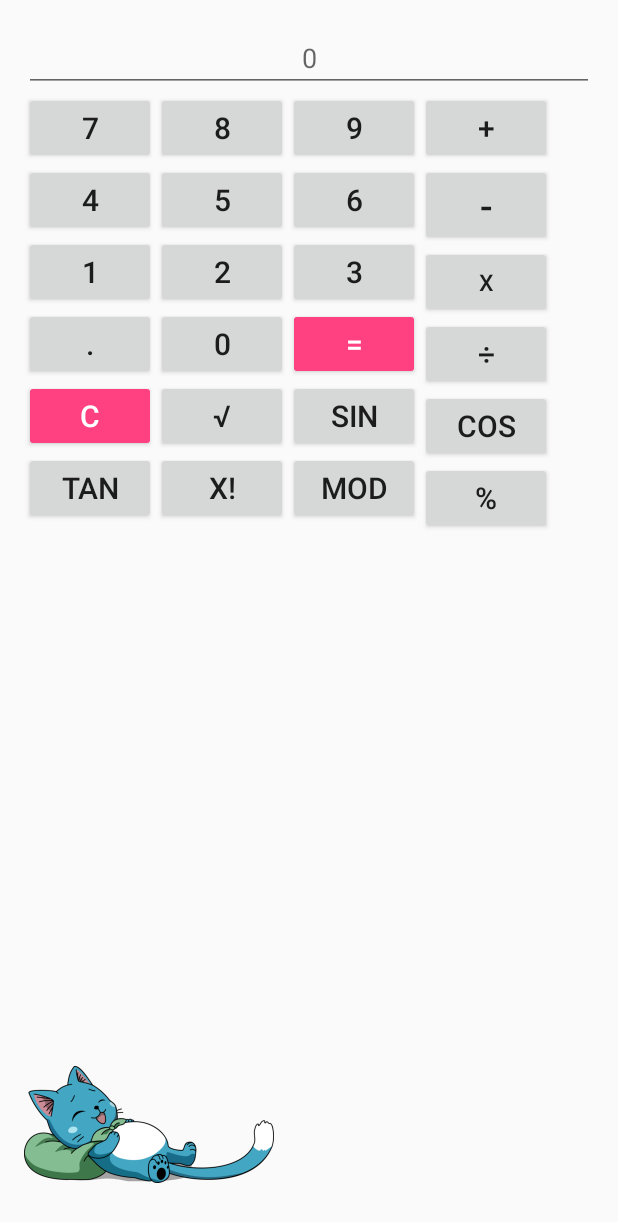
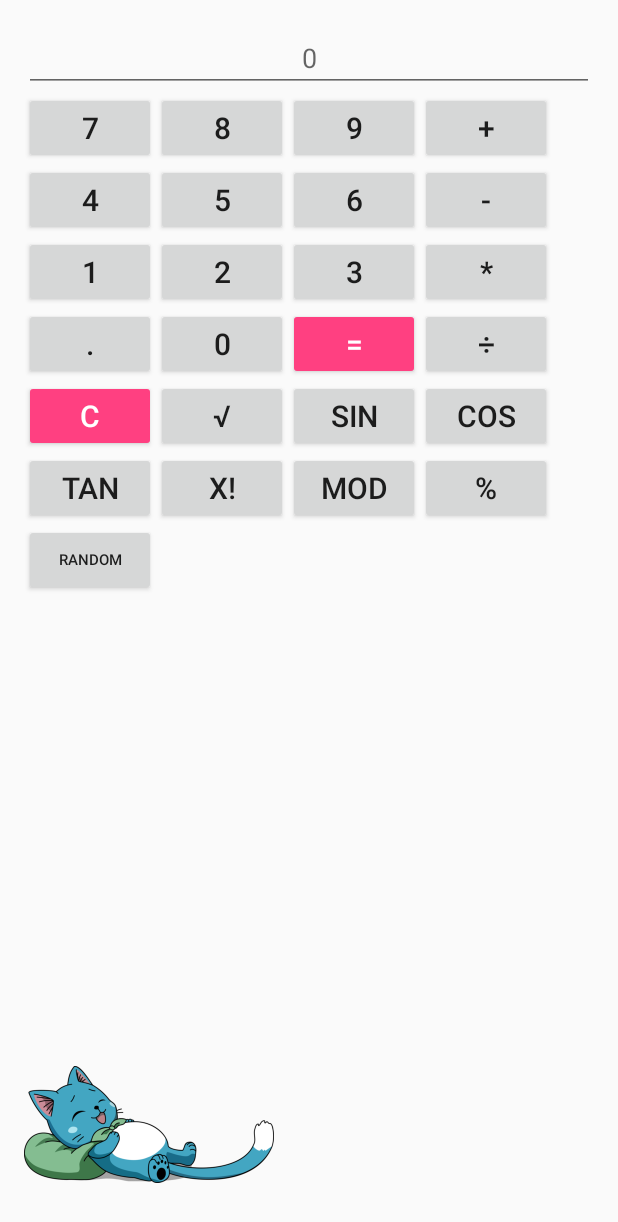
Before and after one commit to k46f/CalculAye, an Android app: the screen it shows after launch (MainActivity), on a phone screen of 412 x 824 dp. Shown: the top 1222 px of the screen. Run offline under Robolectric (Android 15) with nearby library versions, the phone set to English and light mode, and no system bars.

```diff
--- a/app/src/main/java/com/example/k46f/calculaye/MainActivity.java
+++ b/app/src/main/java/com/example/k46f/calculaye/MainActivity.java
@@ -18,7 +18,7 @@ public class MainActivity extends AppCompatActivity {
     private Button buttonSeven, buttonFour, buttonOne, buttonDot, buttonEight, buttonFive,
             buttonTwo, buttonZero, buttonNine, buttonSix, buttonThree, buttonEqual,
             buttonAdd, buttonSubtract, buttonMultiply, buttonDivision, buttonClear, buttonRoot,
-            buttonSin, buttonCos, buttonTan, buttonFact, buttonMod, buttonPercentage;
+            buttonSin, buttonCos, buttonTan, buttonFact, buttonMod, buttonPercentage, buttonRandom;
 
     private String operator;
 
@@ -65,6 +65,7 @@ public class MainActivity extends AppCompatActivity {
         buttonFact = (Button) findViewById(R.id.buttonFact);
         buttonMod = (Button) findViewById(R.id.buttonMod);
         buttonPercentage = (Button) findViewById(R.id.buttonPercentage);
+        buttonRandom = (Button) findViewById(R.id.buttonRandom);
         ayeProcess = (EditText) findViewById(R.id.ayeProcess);
 
         buttonClear.setOnClickListener(new View.OnClickListener() {
@@ -260,6 +261,15 @@ public class MainActivity extends AppCompatActivity {
                 }
             }
         });
+        buttonRandom.setOnClickListener(new View.OnClickListener() {
+            @Override
+            public void onClick(View v) {
+                for(int i = 1; i<=33; i++) {
+                    ayeBack = (EditText) findViewById(R.id.ayeProcess);
+                    ayeProcess.setText(ayeBack.getText().toString() + ((int) (Math.random() * 9 + 0)));
+                }
+            }
+        });
         buttonEqual.setOnClickListener(new View.OnClickListener() {
             @Override
             public void onClick(View v) {
--- a/app/src/main/res/layout/activity_main.xml
+++ b/app/src/main/res/layout/activity_main.xml
@@ -179,7 +179,7 @@
         android:layout_width="wrap_content"
         android:layout_height="wrap_content"
         android:text="-"
-        android:textSize="25sp"
+        android:textSize="20sp"
         android:layout_below="@id/buttonAdd"
         android:layout_toRightOf="@id/buttonSix"
         />
@@ -189,8 +189,8 @@
         style="@style/Widget.AppCompat.Button"
         android:layout_width="wrap_content"
         android:layout_height="wrap_content"
-        android:text="x"
-        android:textSize="15sp"
+        android:text="*"
+        android:textSize="20sp"
         android:layout_below="@id/buttonSubtract"
         android:layout_toRightOf="@id/buttonThree"
         />
@@ -284,5 +284,14 @@
         android:layout_below="@id/buttonCos"
         android:layout_toRightOf="@id/buttonMod"
         />
+    <Button
+        android:id="@+id/buttonRandom"
+        style="@style/Widget.AppCompat.Button"
+        android:layout_width="wrap_content"
+        android:layout_height="wrap_content"
+        android:text="Random"
+        android:textSize="10sp"
+        android:layout_below="@id/buttonTan"
+        />
 
 </RelativeLayout>
```
